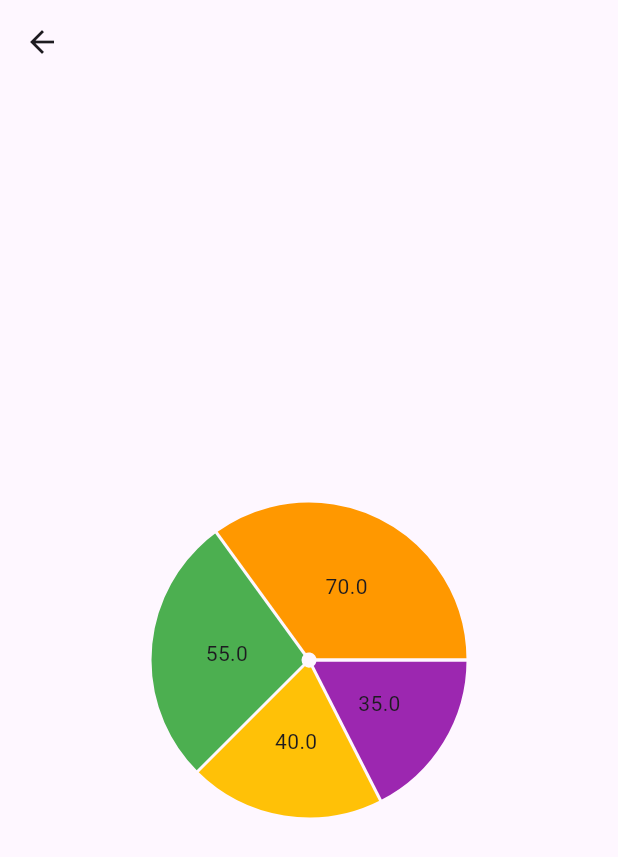
After one commit to Zorzan99/flutter_graficos, a Flutter app: the screen it shows after launch, after a tap on "Pie Chart1", on a phone screen of 412 x 824 dp. The commit adds this screen. Shown: the top 857 px of the screen. Run offline on Flutter 3.47's test engine with Material 3 defaults, Android fonts, the phone set to English and light mode, and no system bars; drawn by our look-alikes of fl_chart.

Commit message:
Feat: adicionando modelo de pieChart

```diff
--- a/lib/initial_page.dart
+++ b/lib/initial_page.dart
@@ -26,6 +26,10 @@ class InitialPage extends StatelessWidget {
               onPressed: () => Navigator.pushNamed(context, '/lineChart3'),
               child: const Text('Line Chart3'),
             ),
+            ElevatedButton(
+              onPressed: () => Navigator.pushNamed(context, '/pieChart1'),
+              child: const Text('Pie Chart1'),
+            ),
           ],
         ),
       ),
--- a/lib/main.dart
+++ b/lib/main.dart
@@ -3,6 +3,7 @@ import 'package:flutter_graficos/initial_page.dart';
 import 'package:flutter_graficos/pages/line_chart1/line_chart1.dart';
 import 'package:flutter_graficos/pages/line_chart2/line_chart2.dart';
 import 'package:flutter_graficos/pages/line_chart3/line_chart3.dart';
+import 'package:flutter_graficos/pages/pie_chart1/pie_chart1.dart';
 
 void main() {
   runApp(const MyApp());
@@ -25,6 +26,7 @@ class MyApp extends StatelessWidget {
         '/lineChart1': (context) => const LineChart1(),
         '/lineChart2': (context) => const LineChart2(),
         '/lineChart3': (context) => const LineChart3(),
+        '/pieChart1': (context) => const PieChart1(),
       },
     );
   }
--- /dev/null
+++ b/lib/pages/pie_chart1/pie_chart1.dart
@@ -0,0 +1,46 @@
+import 'package:fl_chart/fl_chart.dart';
+import 'package:flutter/material.dart';
+
+class PieChart1 extends StatelessWidget {
+  const PieChart1({super.key});
+
+  @override
+  Widget build(BuildContext context) {
+    return Scaffold(
+      appBar: AppBar(
+        title: const Text(''),
+      ),
+      body: Container(
+        child: PieChart(
+          PieChartData(
+            centerSpaceRadius: 5,
+            borderData: FlBorderData(show: false),
+            sectionsSpace: 2,
+            sections: [
+              PieChartSectionData(
+                value: 35,
+                color: Colors.purple,
+                radius: 100,
+              ),
+              PieChartSectionData(
+                value: 40,
+                color: Colors.amber,
+                radius: 100,
+              ),
+              PieChartSectionData(
+                value: 55,
+                color: Colors.green,
+                radius: 100,
+              ),
+              PieChartSectionData(
+                value: 70,
+                color: Colors.orange,
+                radius: 100,
+              ),
+            ],
+          ),
+        ),
+      ),
+    );
+  }
+}
```
